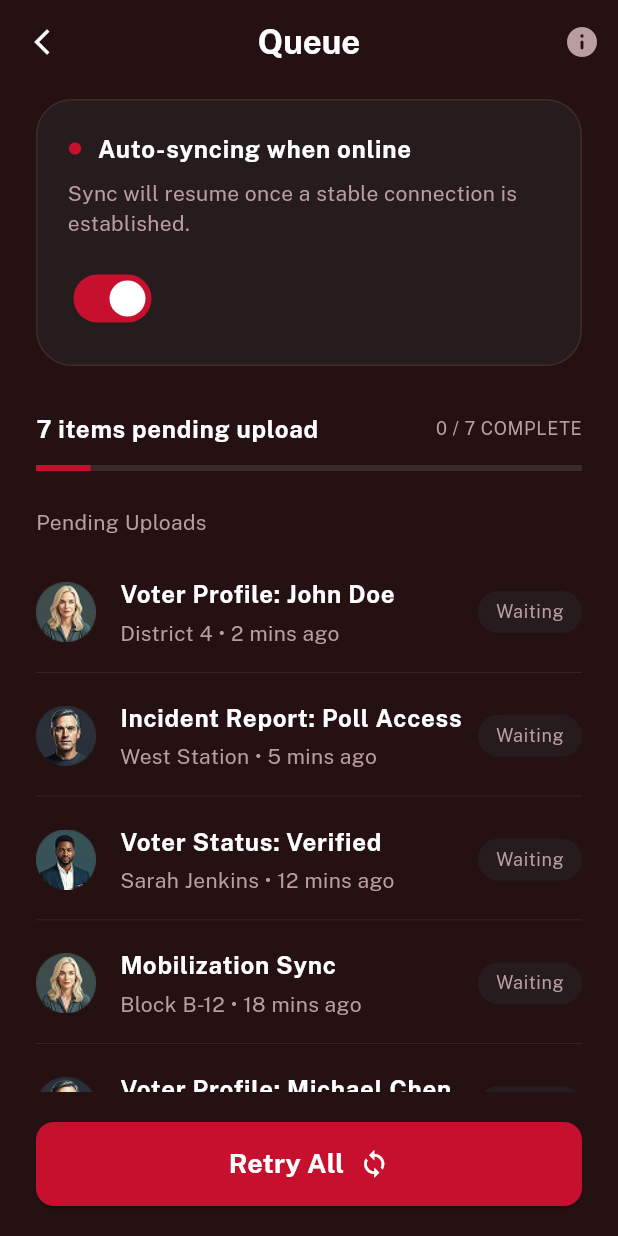
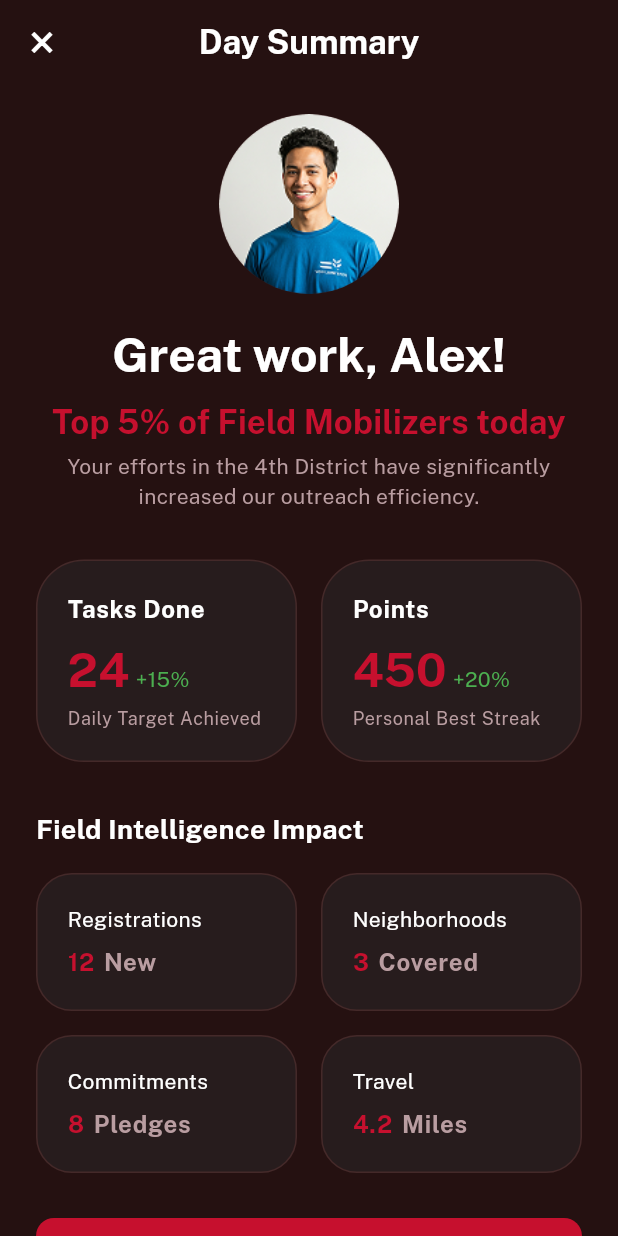
Before and after one commit to Abdul-Hanan38/Eagle_Badger, a Flutter app: the QueueScreen screen opened by its route, after a tap on "Retry All", on a phone screen of 412 x 824 dp. Run offline on Flutter 3.47's test engine with Material 3 defaults, Android fonts, the phone set to English and light mode, and no system bars; our stand-ins replace camera, flutter_native_splash, google_fonts, mask_text_input_formatter, material_symbols_icons, pinput; statements that could not run were skipped.

Commit message:
DaySummary_Added

```diff
--- a/lib/main.dart
+++ b/lib/main.dart
@@ -1,3 +1,4 @@
+import 'package:eagle_badger/screens/finalize/day_summary.dart';
 import 'package:eagle_badger/screens/finalize/queue.dart';
 import 'package:eagle_badger/screens/report/evidence_capture.dart';
 import 'package:eagle_badger/screens/report/report_incident.dart';
@@ -66,6 +67,7 @@ class MyApp extends StatelessWidget {
         '/resultSheet': (context) => const ResultSheetUploadScreen(),
         '/resultVerification': (context) => const ResultVerificationScreen(),
         '/queue': (context) => const QueueScreen(),
+        '/daySummary': (context) => const DaySummaryScreen(),
       },
     );
   }
--- /dev/null
+++ b/lib/screens/finalize/day_summary.dart
@@ -0,0 +1,243 @@
+import 'package:flutter/material.dart';
+
+class DaySummaryScreen extends StatelessWidget {
+  const DaySummaryScreen({super.key});
+
+  @override
+  Widget build(BuildContext context) {
+    return Scaffold(
+      backgroundColor: Theme.of(context).colorScheme.surface,
+      appBar: AppBar(
+        backgroundColor: Colors.transparent,
+        elevation: 0,
+        leading: IconButton(
+          icon: const Icon(
+            Icons.close,
+            color: Colors.white,
+            size: 22,
+            fontWeight: FontWeight.w900,
+          ),
+          onPressed: () => Navigator.pop(context),
+        ),
+        title: const Text(
+          "Day Summary",
+          style: TextStyle(color: Colors.white, fontSize: 22),
+        ),
+        centerTitle: true,
+      ),
+      body: SingleChildScrollView(
+        padding: const EdgeInsets.symmetric(horizontal: 24),
+        child: Column(
+          children: [
+            const SizedBox(height: 20),
+            // Profile Image
+            const CircleAvatar(
+              radius: 60,
+              backgroundImage: AssetImage('assets/images/avator4.png'),
+            ),
+            const SizedBox(height: 20),
+
+            // Welcome Header
+            Text(
+              "Great work, Alex!",
+              style: Theme.of(context).textTheme.titleLarge,
+            ),
+            const SizedBox(height: 8),
+            Text(
+              "Top 5% of Field Mobilizers today",
+              style: Theme.of(context).textTheme.titleSmall!.copyWith(
+                color: Theme.of(context).colorScheme.primary,
+              ),
+            ),
+            const SizedBox(height: 5),
+            Padding(
+              padding: EdgeInsets.symmetric(horizontal: 20),
+              child: Text(
+                "Your efforts in the 4th District have significantly increased our outreach efficiency.",
+                textAlign: TextAlign.center,
+                style: Theme.of(context).textTheme.bodyMedium!.copyWith(
+                  color: Theme.of(context).colorScheme.onPrimary,
+                ),
+              ),
+            ),
+
+            const SizedBox(height: 32),
+
+            // Top Statistics Row
+            Row(
+              children: [
+                _buildMajorStatCard(
+                  context,
+                  "Tasks Done",
+                  "24",
+                  "+15%",
+                  "Daily Target Achieved",
+                ),
+                const SizedBox(width: 16),
+                _buildMajorStatCard(
+                  context,
+                  "Points",
+                  "450",
+                  "+20%",
+                  "Personal Best Streak",
+                ),
+              ],
+            ),
+
+            const SizedBox(height: 32),
+            const Align(
+              alignment: Alignment.centerLeft,
+              child: Text(
+                "Field Intelligence Impact",
+                style: TextStyle(
+                  color: Colors.white,
+                  fontSize: 18,
+                  fontWeight: FontWeight.bold,
+                ),
+              ),
+            ),
+            const SizedBox(height: 16),
+
+            // Impact Grid (2x2)
+            Row(
+              children: [
+                _buildImpactTile(context, "Registrations", "12", "New"),
+                const SizedBox(width: 16),
+                _buildImpactTile(context, "Neighborhoods", "3", "Covered"),
+              ],
+            ),
+            const SizedBox(height: 16),
+            Row(
+              children: [
+                _buildImpactTile(context, "Commitments", "8", "Pledges"),
+                const SizedBox(width: 16),
+                _buildImpactTile(context, "Travel", "4.2", "Miles"),
+              ],
+            ),
+
+            const SizedBox(height: 30),
+
+            // Wrap-up Button
+            ElevatedButton(
+              onPressed: () {
+                // Handle final submission
+              },
+              style: ElevatedButton.styleFrom(
+                backgroundColor: Theme.of(context).colorScheme.primary,
+                minimumSize: const Size(double.infinity, 60),
+                shape: RoundedRectangleBorder(
+                  borderRadius: BorderRadius.circular(12),
+                ),
+              ),
+              child: Text(
+                "Complete Day Wrap-up",
+                style: Theme.of(context).textTheme.labelLarge,
+              ),
+            ),
+            const SizedBox(height: 40),
+          ],
+        ),
+      ),
+    );
+  }
+
+  // Major Stats Helper (Tasks/Points)
+  Widget _buildMajorStatCard(
+    BuildContext context,
+    String title,
+    String value,
+    String percent,
+    String subtext,
+  ) {
+    return Expanded(
+      child: Container(
+        padding: const EdgeInsets.all(20),
+        decoration: BoxDecoration(
+          color: Theme.of(context).colorScheme.onSecondaryFixed,
+          borderRadius: BorderRadius.circular(32),
+          border: Border.all(color: Theme.of(context).colorScheme.onSecondary),
+        ),
+        child: Column(
+          crossAxisAlignment: CrossAxisAlignment.start,
+          children: [
+            Text(title, style: Theme.of(context).textTheme.bodyLarge),
+            const SizedBox(height: 8),
+            Row(
+              crossAxisAlignment: CrossAxisAlignment.baseline,
+              textBaseline: TextBaseline.alphabetic,
+              children: [
+                Text(
+                  value,
+                  style: Theme.of(context).textTheme.titleLarge!.copyWith(
+                    color: Theme.of(context).colorScheme.primary,
+                  ),
+                ),
+                const SizedBox(width: 4),
+                Text(
+                  percent,
+                  style: Theme.of(
+                    context,
+                  ).textTheme.bodyMedium!.copyWith(color: Colors.green),
+                ),
+              ],
+            ),
+            const SizedBox(height: 4),
+            Text(
+              subtext,
+              style: Theme.of(context).textTheme.bodySmall!.copyWith(
+                color: Theme.of(context).colorScheme.onPrimary,
+              ),
+            ),
+          ],
+        ),
+      ),
+    );
+  }
+
+  Widget _buildImpactTile(
+    BuildContext context,
+    String title,
+    String value,
+    String label,
+  ) {
+    return Expanded(
+      child: Container(
+        padding: const EdgeInsets.all(20),
+        decoration: BoxDecoration(
+          color: Theme.of(context).colorScheme.onSecondaryFixed,
+          borderRadius: BorderRadius.circular(24),
+          border: Border.all(color: Theme.of(context).colorScheme.onSecondary),
+        ),
+        child: Column(
+          crossAxisAlignment: CrossAxisAlignment.start,
+          children: [
+            Text(
+              title,
+              style: Theme.of(context).textTheme.bodyMedium!.copyWith(
+                color: Theme.of(context).colorScheme.onSurface,
+              ),
+            ),
+            const SizedBox(height: 6),
+            Row(
+              children: [
+                Text(
+                  value,
+                  style: Theme.of(context).textTheme.bodyLarge!.copyWith(
+                    color: Theme.of(context).colorScheme.primary,
+                  ),
+                ),
+                const SizedBox(width: 6),
+                Text(
+                  label,
+                  style: Theme.of(context).textTheme.bodyLarge!.copyWith(
+                    color: Theme.of(context).colorScheme.onPrimary,
+                  ),
+                ),
+              ],
+            ),
+          ],
+        ),
+      ),
+    );
+  }
+}
--- a/lib/screens/finalize/queue.dart
+++ b/lib/screens/finalize/queue.dart
@@ -172,7 +172,9 @@ class _QueueScreenState extends State<QueueScreen> {
             Padding(
               padding: const EdgeInsets.symmetric(vertical: 20),
               child: ElevatedButton(
-                onPressed: () {},
+                onPressed: () {
+                  Navigator.pushNamed(context, '/daySummary');
+                },
                 style: ElevatedButton.styleFrom(
                   backgroundColor: Theme.of(context).colorScheme.primary,
                   minimumSize: const Size(double.infinity, 56),
```
Also changed, not shown: assets/images/avator4.png (added).
